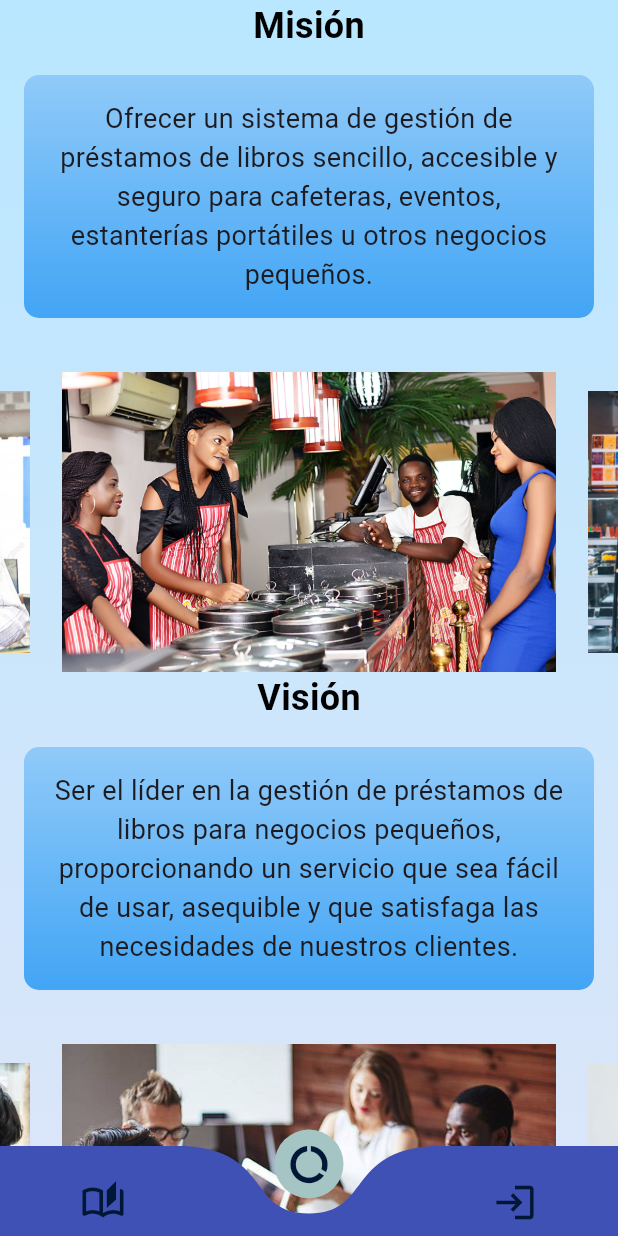
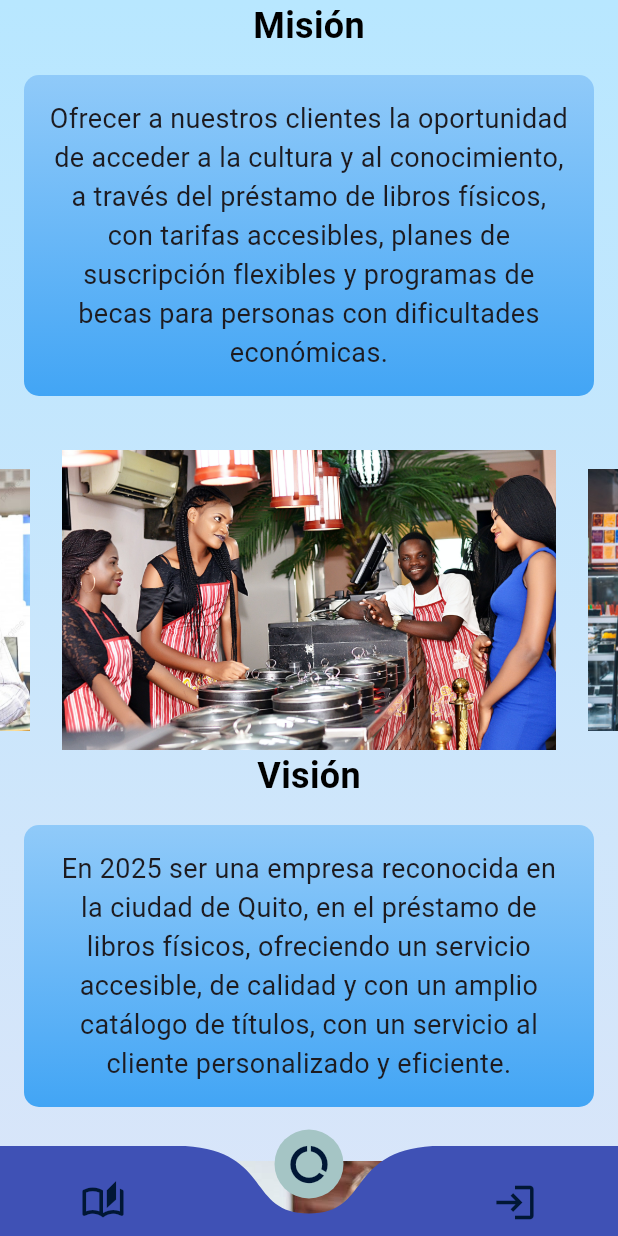
Before and after one commit to ROOGER963/frontloanbook, a Flutter app: the screen it shows after launch, item 2 of the bottom bar chosen, on a phone screen of 412 x 824 dp. Run offline on Flutter 3.47's test engine with Material 3 defaults, Android fonts, the light colour scheme and no system bars; drawn by our look-alikes of carousel_slider, curved_navigation_bar; our stand-ins replace animate_do; network calls fail.

Commit message:
awsome mision and vision text

```diff
--- a/lib/pages/aboutus_page.dart
+++ b/lib/pages/aboutus_page.dart
@@ -84,7 +84,7 @@
                           borderRadius: BorderRadius.circular(10),
                         ),
                         child: Text(
-                          'Ofrecer un sistema de gestión de préstamos de libros sencillo, accesible y seguro para cafeteras, eventos, estanterías portátiles u otros negocios pequeños.',
+                          'Ofrecer a nuestros clientes la oportunidad de acceder a la cultura y al conocimiento, a través del préstamo de libros físicos, con tarifas accesibles, planes de suscripción flexibles y programas de becas para personas con dificultades económicas.',
                           textAlign: TextAlign.center,
                           style: TextStyle(fontSize: 18),
                         ),
@@ -151,7 +151,7 @@
                           borderRadius: BorderRadius.circular(10),
                         ),
                         child: Text(
-                          'Ser el líder en la gestión de préstamos de libros para negocios pequeños, proporcionando un servicio que sea fácil de usar, asequible y que satisfaga las necesidades de nuestros clientes.',
+                          'En 2025 ser una empresa reconocida en la ciudad de Quito, en el préstamo de libros físicos, ofreciendo un servicio accesible, de calidad y con un amplio catálogo de títulos, con un servicio al cliente personalizado y eficiente.',
                           textAlign: TextAlign.center,
                           style: TextStyle(fontSize: 18),
                         ),
```
